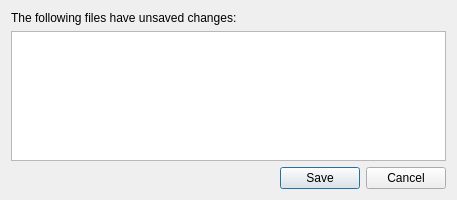
The window that src/plugins/coreplugin/dialogs/saveitemsdialog.ui (qt-creator/qt-creator) describes before a commit, drawn with Qt 5.
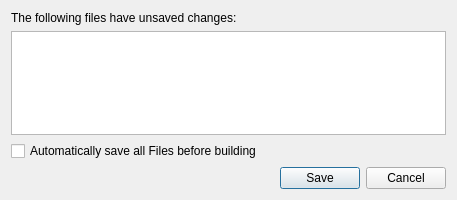
The same window after the commit.

Commit message: Show a nice checkbox in the save dialog for SaveBeforeBuild

```diff
--- a/src/plugins/coreplugin/dialogs/saveitemsdialog.ui
+++ b/src/plugins/coreplugin/dialogs/saveitemsdialog.ui
@@ -56,6 +56,13 @@
      </column>
     </widget>
    </item>
+   <item>
+    <widget class="QCheckBox" name="saveBeforeBuildCheckBox">
+     <property name="text">
+      <string>Automatically save all Files before building</string>
+     </property>
+    </widget>
+   </item>
    <item>
     <widget class="QDialogButtonBox" name="buttonBox">
      <property name="orientation">
```
The commit also changes 5 other files.
